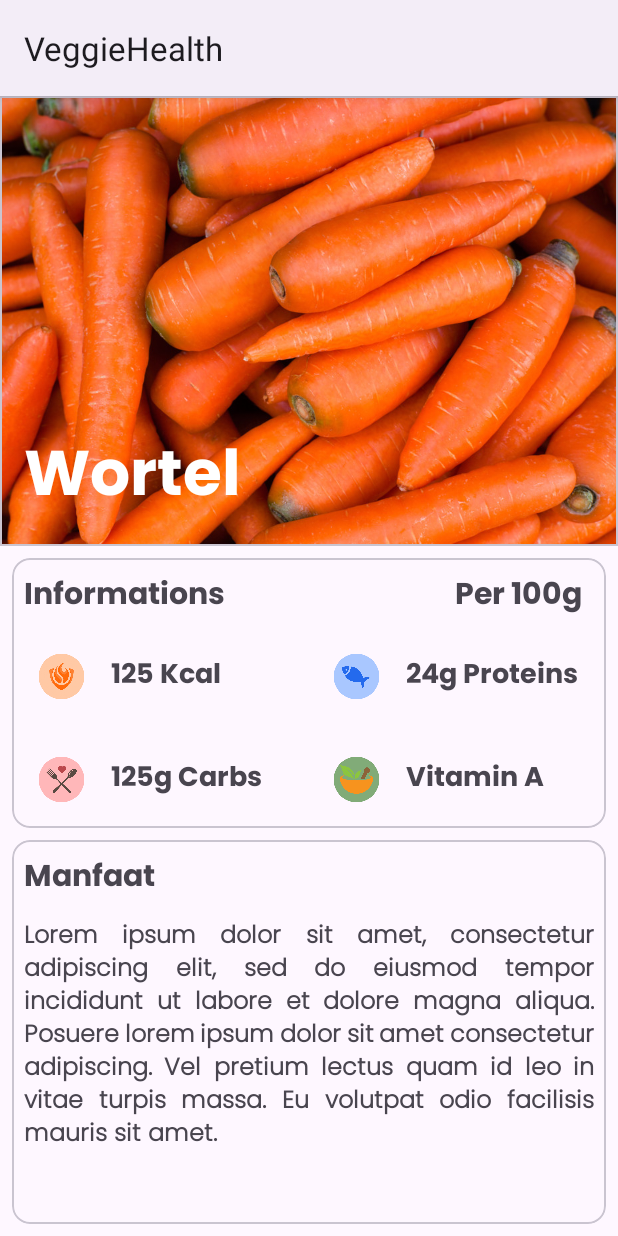
After one commit to VeggieHealth/Mobile-Project, an Android app: the DetailActivity screen opened directly, with no data from a screen before it, on a phone screen of 412 x 824 dp. The commit adds this screen. Run offline under Robolectric (Android 15) with nearby library versions, the phone set to English and light mode, and no system bars; our stand-ins replace CircleImageView.

Commit message:
Detail Activity

```diff
--- a/app/src/main/AndroidManifest.xml
+++ b/app/src/main/AndroidManifest.xml
@@ -12,6 +12,9 @@
         android:supportsRtl="true"
         android:theme="@style/Theme.VeggieHealth"
         tools:targetApi="31">
+        <activity
+            android:name=".ui.detail.DetailActivity"
+            android:exported="false" />
         <activity
             android:name=".ui.register.RegisterActivity"
             android:exported="false" />
--- /dev/null
+++ b/app/src/main/java/com/example/veggiehealth/ui/detail/DetailActivity.kt
@@ -0,0 +1,12 @@
+package com.example.veggiehealth.ui.detail
+
+import androidx.appcompat.app.AppCompatActivity
+import android.os.Bundle
+import com.example.veggiehealth.R
+
+class DetailActivity : AppCompatActivity() {
+    override fun onCreate(savedInstanceState: Bundle?) {
+        super.onCreate(savedInstanceState)
+        setContentView(R.layout.activity_detail)
+    }
+}
--- /dev/null
+++ b/app/src/main/res/layout/activity_detail.xml
@@ -0,0 +1,263 @@
+<?xml version="1.0" encoding="utf-8"?>
+<androidx.constraintlayout.widget.ConstraintLayout xmlns:android="http://schemas.android.com/apk/res/android"
+    xmlns:app="http://schemas.android.com/apk/res-auto"
+    xmlns:tools="http://schemas.android.com/tools"
+    android:layout_width="match_parent"
+    android:layout_height="match_parent"
+    tools:context=".ui.detail.DetailActivity">
+
+    <com.google.android.material.card.MaterialCardView
+        android:id="@+id/materialCardView2"
+        android:layout_width="match_parent"
+        android:layout_height="300dp"
+        app:cardCornerRadius="0dp"
+        app:layout_constraintEnd_toEndOf="parent"
+        app:layout_constraintStart_toStartOf="parent"
+        app:layout_constraintTop_toTopOf="parent">
+
+        <androidx.constraintlayout.widget.ConstraintLayout
+            android:layout_width="match_parent"
+            android:layout_height="match_parent"
+            android:background="@color/green_2">
+
+            <ImageView
+                android:id="@+id/image_detail_sayuran"
+                android:layout_width="match_parent"
+                android:layout_height="match_parent"
+                android:scaleType="centerCrop"
+                android:src="@drawable/wortel"
+                app:layout_constraintEnd_toEndOf="parent"
+                app:layout_constraintStart_toStartOf="parent"
+                app:layout_constraintTop_toTopOf="parent" />
+
+        </androidx.constraintlayout.widget.ConstraintLayout>
+    </com.google.android.material.card.MaterialCardView>
+
+    <TextView
+        android:id="@+id/nama_text_detail"
+        android:layout_width="match_parent"
+        android:layout_height="wrap_content"
+        android:layout_marginStart="16dp"
+        android:layout_marginEnd="8dp"
+        android:layout_marginBottom="8dp"
+        android:fontFamily="@font/poppins_bold"
+        android:text="@string/wortel"
+        android:textColor="@color/white"
+        android:textSize="42sp"
+        app:layout_constraintBottom_toBottomOf="@+id/materialCardView2"
+        app:layout_constraintEnd_toEndOf="parent"
+        app:layout_constraintStart_toStartOf="parent" />
+
+    <com.google.android.material.card.MaterialCardView
+        android:id="@+id/cv_informations"
+        android:layout_width="0dp"
+        android:layout_height="180dp"
+        android:layout_marginStart="8dp"
+        android:layout_marginTop="8dp"
+        android:layout_marginEnd="8dp"
+        app:layout_constraintEnd_toEndOf="parent"
+        app:layout_constraintStart_toStartOf="parent"
+        app:layout_constraintTop_toBottomOf="@+id/materialCardView2" >
+
+        <androidx.constraintlayout.widget.ConstraintLayout
+            android:layout_width="match_parent"
+            android:layout_height="match_parent">
+
+            <TextView
+                android:layout_width="wrap_content"
+                android:layout_height="wrap_content"
+                android:layout_marginTop="8dp"
+                android:layout_marginEnd="16dp"
+                android:fontFamily="@font/poppins_bold"
+                android:text="Per 100g"
+                android:textSize="20sp"
+                app:layout_constraintEnd_toEndOf="parent"
+                app:layout_constraintTop_toTopOf="parent" />
+
+            <TextView
+                android:id="@+id/tv_informations"
+                android:layout_width="wrap_content"
+                android:layout_height="wrap_content"
+                android:layout_marginStart="8dp"
+                android:layout_marginTop="8dp"
+                android:fontFamily="@font/poppins_bold"
+                android:text="Informations"
+                android:textSize="20sp"
+                app:layout_constraintStart_toStartOf="parent"
+                app:layout_constraintTop_toTopOf="parent" />
+
+            <de.hdodenhof.circleimageview.CircleImageView
+                android:id="@+id/iv_kcal"
+                android:layout_width="50dp"
+                android:layout_height="50dp"
+                android:layout_marginStart="8dp"
+                android:layout_marginTop="8dp"
+                android:layout_marginBottom="8dp"
+                android:scaleType="centerCrop"
+                android:src="@drawable/kcal"
+                app:layout_constraintBottom_toTopOf="@+id/guideline12"
+                app:layout_constraintStart_toStartOf="parent"
+                app:layout_constraintTop_toBottomOf="@+id/tv_informations" />
+
+            <TextView
+                android:id="@+id/tv_kcal_detail"
+                android:layout_width="wrap_content"
+                android:layout_height="50dp"
+                android:layout_marginStart="8dp"
+                android:layout_marginTop="8dp"
+                android:layout_marginBottom="8dp"
+                android:fontFamily="@font/poppins_bold"
+                android:gravity="center_vertical"
+                android:text="@string/kcal"
+                android:textSize="18sp"
+                app:layout_constraintBottom_toTopOf="@+id/guideline12"
+                app:layout_constraintStart_toEndOf="@+id/iv_kcal"
+                app:layout_constraintTop_toBottomOf="@+id/tv_informations" />
+
+            <de.hdodenhof.circleimageview.CircleImageView
+                android:id="@+id/circleImageView2"
+                android:layout_width="50dp"
+                android:layout_height="50dp"
+                android:layout_marginStart="8dp"
+                android:layout_marginTop="8dp"
+                android:layout_marginBottom="8dp"
+                android:src="@drawable/karbs"
+                app:layout_constraintBottom_toBottomOf="parent"
+                app:layout_constraintStart_toStartOf="parent"
+                app:layout_constraintTop_toTopOf="@+id/guideline12" />
+
+            <de.hdodenhof.circleimageview.CircleImageView
+                android:id="@+id/circleImageView3"
+                android:layout_width="50dp"
+                android:layout_height="50dp"
+                android:layout_marginStart="8dp"
+                android:layout_marginTop="8dp"
+                android:layout_marginBottom="8dp"
+                android:src="@drawable/proteins"
+                app:layout_constraintBottom_toTopOf="@+id/guideline12"
+                app:layout_constraintStart_toStartOf="@+id/guideline10"
+                app:layout_constraintTop_toBottomOf="@+id/tv_informations" />
+
+            <TextView
+                android:id="@+id/tv_proteins"
+                android:layout_width="wrap_content"
+                android:layout_height="50dp"
+                android:layout_marginStart="8dp"
+                android:layout_marginTop="8dp"
+                android:layout_marginBottom="8dp"
+                android:fontFamily="@font/poppins_bold"
+                android:gravity="center_vertical"
+                android:text="@string/protenis"
+                android:textSize="18sp"
+                app:layout_constraintBottom_toTopOf="@+id/guideline12"
+                app:layout_constraintStart_toEndOf="@+id/circleImageView3"
+                app:layout_constraintTop_toBottomOf="@+id/tv_informations" />
+
+            <de.hdodenhof.circleimageview.CircleImageView
+                android:id="@+id/circleImageView4"
+                android:layout_width="50dp"
+                android:layout_height="50dp"
+                android:layout_marginStart="8dp"
+                android:layout_marginTop="8dp"
+                android:layout_marginBottom="8dp"
+                android:src="@drawable/vitamin"
+                app:layout_constraintBottom_toBottomOf="parent"
+                app:layout_constraintStart_toStartOf="@+id/guideline10"
+                app:layout_constraintTop_toTopOf="@+id/guideline12" />
+
+            <TextView
+                android:id="@+id/tv_vitamin"
+                android:layout_width="wrap_content"
+                android:layout_height="50dp"
+                android:layout_marginStart="8dp"
+                android:fontFamily="@font/poppins_bold"
+                android:gravity="center_vertical"
+                android:text="@string/vitamin"
+                android:textSize="18sp"
+                app:layout_constraintBottom_toBottomOf="parent"
+                app:layout_constraintStart_toEndOf="@+id/circleImageView4"
+                app:layout_constraintTop_toTopOf="@+id/guideline12" />
+
+            <TextView
+                android:id="@+id/textView12"
+                android:layout_width="wrap_content"
+                android:layout_height="50dp"
+                android:layout_marginStart="8dp"
+                android:layout_marginTop="8dp"
+                android:layout_marginBottom="8dp"
+                android:fontFamily="@font/poppins_bold"
+                android:gravity="center_vertical"
+                android:text="@string/carbs"
+                android:textSize="18sp"
+                app:layout_constraintBottom_toBottomOf="parent"
+                app:layout_constraintStart_toEndOf="@+id/circleImageView2"
+                app:layout_constraintTop_toTopOf="@+id/guideline12" />
+
+
+            <androidx.constraintlayout.widget.Guideline
+                android:id="@+id/guideline10"
+                android:layout_width="wrap_content"
+                android:layout_height="wrap_content"
+                android:orientation="vertical"
+                app:layout_constraintGuide_begin="197dp" />
+
+            <androidx.constraintlayout.widget.Guideline
+                android:id="@+id/guideline12"
+                android:layout_width="wrap_content"
+                android:layout_height="wrap_content"
+                android:orientation="horizontal"
+                app:layout_constraintGuide_begin="115dp" />
+
+        </androidx.constraintlayout.widget.ConstraintLayout>
+    </com.google.android.material.card.MaterialCardView>
+
+    <com.google.android.material.card.MaterialCardView
+        android:layout_width="0dp"
+        android:layout_height="0dp"
+        android:layout_marginStart="8dp"
+        android:layout_marginTop="8dp"
+        android:layout_marginEnd="8dp"
+        android:layout_marginBottom="8dp"
+        app:layout_constraintBottom_toBottomOf="parent"
+        app:layout_constraintEnd_toEndOf="parent"
+        app:layout_constraintStart_toStartOf="parent"
+        app:layout_constraintTop_toBottomOf="@+id/cv_informations">
+
+        <androidx.constraintlayout.widget.ConstraintLayout
+            android:layout_width="match_parent"
+            android:layout_height="match_parent">
+
+            <TextView
+                android:id="@+id/tv_manfaat_title"
+                android:layout_width="wrap_content"
+                android:layout_height="wrap_content"
+                android:layout_marginStart="8dp"
+                android:layout_marginTop="8dp"
+                android:fontFamily="@font/poppins_bold"
+                android:textSize="20sp"
+                android:text="@string/manfaat"
+                app:layout_constraintStart_toStartOf="parent"
+                app:layout_constraintTop_toTopOf="parent" />
+
+            <TextView
+                android:id="@+id/tv_manfaat_desc"
+                android:layout_width="match_parent"
+                android:layout_height="0dp"
+                android:layout_marginStart="8dp"
+                android:layout_marginTop="8dp"
+                android:layout_marginEnd="8dp"
+                android:layout_marginBottom="8dp"
+                android:fontFamily="@font/poppins_light"
+                android:textSize="16sp"
+                android:justificationMode="inter_word"
+                android:textStyle="bold"
+                android:text="@string/lorem"
+                app:layout_constraintBottom_toBottomOf="parent"
+                app:layout_constraintEnd_toEndOf="parent"
+                app:layout_constraintStart_toStartOf="parent"
+                app:layout_constraintTop_toBottomOf="@+id/tv_manfaat_title" />
+        </androidx.constraintlayout.widget.ConstraintLayout>
+
+    </com.google.android.material.card.MaterialCardView>
+
+</androidx.constraintlayout.widget.ConstraintLayout>
--- a/app/src/main/res/values/strings.xml
+++ b/app/src/main/res/values/strings.xml
@@ -22,6 +22,15 @@
     <string name="the_vegetables">The Vegetables</string>
     <string name="desc_list_veg">Come on, get to know the various types of vegetables and their benefits for human health that we don\'t yet know about</string>
     <string name="button_list">Go to list</string>
+    <string name="wortel">Wortel</string>
+    <string name="deskripsi_detail">Deskripsi</string>
+    <string name="nutrisi">Nutrisi</string>
+    <string name="manfaat">Manfaat</string>
+    <string name="kcal">125 Kcal</string>
+    <string name="carbs">125g Carbs</string>
+    <string name="protenis">24g Proteins</string>
+    <string name="vitamin">Vitamin A</string>
+    <string name="lorem">Lorem ipsum dolor sit amet, consectetur adipiscing elit, sed do eiusmod tempor incididunt ut labore et dolore magna aliqua. Posuere lorem ipsum dolor sit amet consectetur adipiscing. Vel pretium lectus quam id leo in vitae turpis massa. Eu volutpat odio facilisis mauris sit amet.</string>
 
     <string name="camera">Camera</string>
     <string name="galery">Galery</string>
```
Also changed, not shown: app/src/main/res/drawable/karbs.png (added), app/src/main/res/drawable/kcal.png (added), app/src/main/res/drawable/proteins.png (added), app/src/main/res/drawable/vitamin.png (added), app/src/main/res/drawable/wortel.jpg (added).
